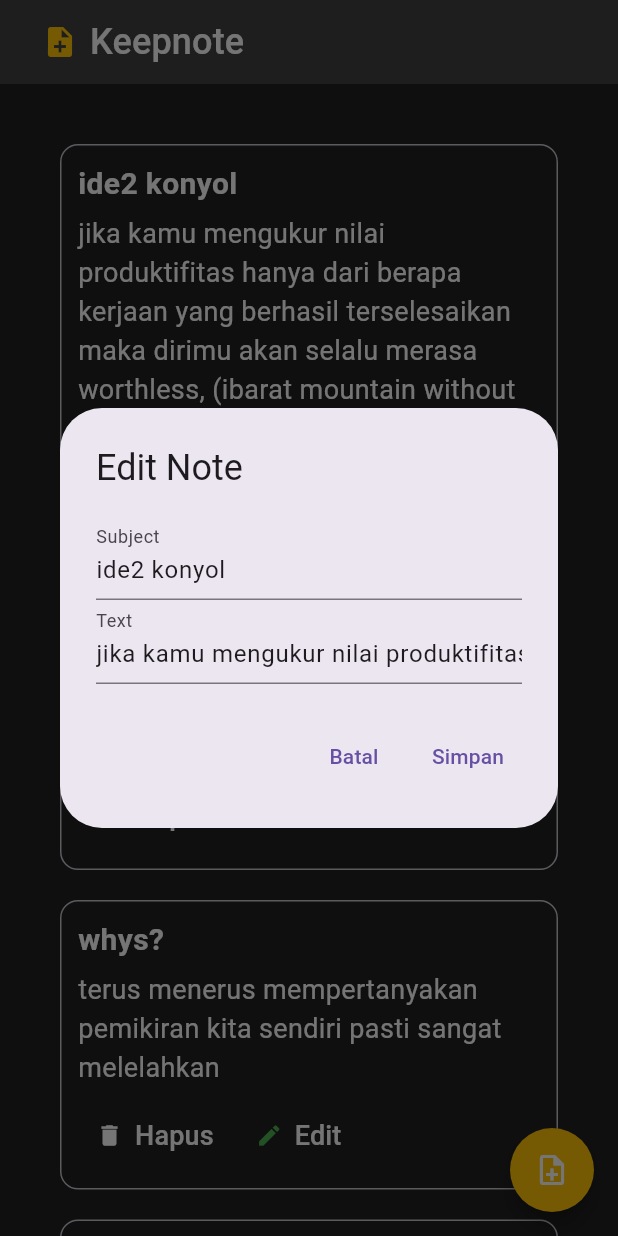
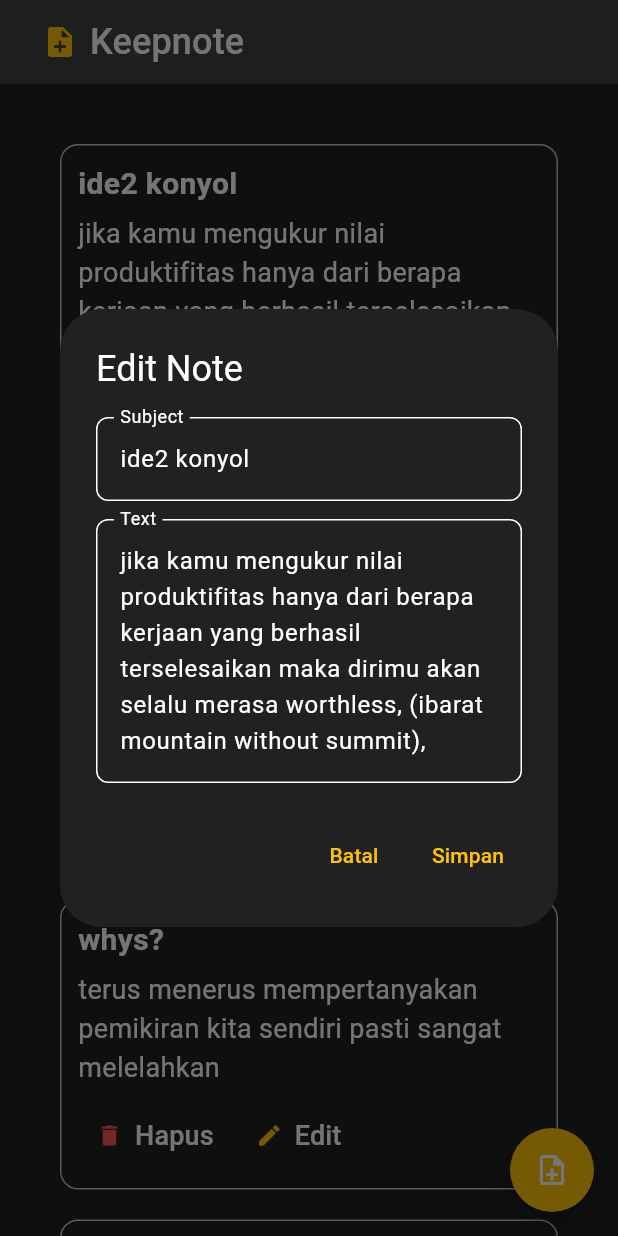
Before and after one commit to duevanofairuz/mobile-programming-tugas-1, a Flutter app: the screen it shows after launch, after a tap on "Edit", on a phone screen of 412 x 824 dp. Run offline on Flutter 3.47's test engine with Material 3 defaults, Android fonts, the phone set to English and light mode, and no system bars.

Commit message:
done finishing, tapi kode masih berantakan

```diff
--- a/lib/main.dart
+++ b/lib/main.dart
@@ -51,17 +51,52 @@ class _HomeStatefulState extends State<HomeStateful> {
             context: context,
             builder: (context){
               return AlertDialog(
-                title: Text("Add Note"),
+                title: Text("Add Note", style: TextStyle(color: Colors.white),),
+                backgroundColor: Colors.grey[900],
                 content: Column(
                   mainAxisSize: MainAxisSize.min,
                   children: [
                     TextField(
                       controller: subjectController,
-                      decoration: InputDecoration(labelText: "Subject"),
+                      cursorColor: Colors.amber,
+                      style: TextStyle(color: Colors.white),
+                      decoration: InputDecoration(
+                        labelText: "Subject",
+                        labelStyle: TextStyle(color: Colors.white),
+                        hintStyle: TextStyle(color: Colors.white),
+                        enabledBorder: OutlineInputBorder(
+                          borderSide: BorderSide(color: Colors.white),
+                          borderRadius: BorderRadius.circular(8),
+                        ),
+                        focusedBorder: OutlineInputBorder(
+                          borderSide: BorderSide(color: Colors.amber),
+                          borderRadius: BorderRadius.circular(8),
+                        ),
+                      ),
                     ),
+                    SizedBox(height: 12,),
                     TextField(
                       controller: textController,
-                      decoration: InputDecoration(labelText: "Text"),
+                      cursorColor: Colors.amber,
+                      style: TextStyle(color: Colors.white),
+                      keyboardType: TextInputType.multiline,
+                      textInputAction: TextInputAction.newline,
+                      minLines: 2,
+                      maxLines: 10,
+                      decoration: InputDecoration(
+                        labelText: "Text",
+                        labelStyle: TextStyle(color: Colors.white,),
+
+                        hintStyle: TextStyle(color: Colors.white),
+                        enabledBorder: OutlineInputBorder(
+                          borderSide: BorderSide(color: Colors.white),
+                          borderRadius: BorderRadius.circular(8),
+                        ),
+                        focusedBorder: OutlineInputBorder(
+                          borderSide: BorderSide(color: Colors.amber),
+                          borderRadius: BorderRadius.circular(8),
+                        ),
+                      ),
                     ),
                   ],
                 ),
@@ -70,7 +105,7 @@ class _HomeStatefulState extends State<HomeStateful> {
                     onPressed: () {
                       Navigator.pop(context);
                     },
-                    child: Text("Batal"),
+                    child: Text("Batal", style: TextStyle(color: Colors.amber),),
                   ),
                   TextButton(
                     onPressed: () {
@@ -78,8 +113,19 @@ class _HomeStatefulState extends State<HomeStateful> {
                         notes.add(Note(subject: subjectController.text, text: textController.text));
                       });
                       Navigator.pop(context);
+                      ScaffoldMessenger.of(context).showSnackBar(
+                        SnackBar(
+                          content: const Text('Note added!'),
+                          action: SnackBarAction(
+                            label: 'Ok',
+                            onPressed: () {
+                              // Code to execute.
+                            },
+                          ),
+                        ),
+                      );
                     },
-                    child: Text("Simpan"),
+                    child: Text("Simpan", style: TextStyle(color: Colors.amber),),
                   ),
                 ],
               );
@@ -112,17 +158,52 @@ class _HomeStatefulState extends State<HomeStateful> {
                       context: context,
                       builder: (context) {
                         return AlertDialog(
-                          title: Text("Edit Note"),
+                          title: Text("Edit Note", style: TextStyle(color: Colors.white),),
+                          backgroundColor: Colors.grey[900],
                           content: Column(
                             mainAxisSize: MainAxisSize.min,
                             children: [
                               TextField(
                                 controller: subjectController,
-                                decoration: InputDecoration(labelText: "Subject"),
+                                cursorColor: Colors.amber,
+                                style: TextStyle(color: Colors.white),
+                                decoration: InputDecoration(
+                                  labelText: "Subject",
+                                  labelStyle: TextStyle(color: Colors.white),
+                                  hintStyle: TextStyle(color: Colors.white),
+                                  enabledBorder: OutlineInputBorder(
+                                    borderSide: BorderSide(color: Colors.white),
+                                    borderRadius: BorderRadius.circular(8),
+                                  ),
+                                  focusedBorder: OutlineInputBorder(
+                                    borderSide: BorderSide(color: Colors.amber),
+                                    borderRadius: BorderRadius.circular(8),
+                                  ),
+                                ),
                               ),
+                              SizedBox(height: 12,),
                               TextField(
                                 controller: textController,
-                                decoration: InputDecoration(labelText: "Text"),
+                                cursorColor: Colors.amber,
+                                style: TextStyle(color: Colors.white),
+                                keyboardType: TextInputType.multiline,
+                                textInputAction: TextInputAction.newline,
+                                minLines: 2,
+                                maxLines: 10,
+                                decoration: InputDecoration(
+                                  labelText: "Text",
+                                  labelStyle: TextStyle(color: Colors.white,),
+
+                                  hintStyle: TextStyle(color: Colors.white),
+                                  enabledBorder: OutlineInputBorder(
+                                    borderSide: BorderSide(color: Colors.white),
+                                    borderRadius: BorderRadius.circular(8),
+                                  ),
+                                  focusedBorder: OutlineInputBorder(
+                                    borderSide: BorderSide(color: Colors.amber),
+                                    borderRadius: BorderRadius.circular(8),
+                                  ),
+                                ),
                               ),
                             ],
                           ),
@@ -131,7 +212,7 @@ class _HomeStatefulState extends State<HomeStateful> {
                               onPressed: () {
                                 Navigator.pop(context);
                               },
-                              child: Text("Batal"),
+                              child: Text("Batal", style: TextStyle(color: Colors.amber),),
                             ),
                             TextButton(
                               onPressed: () {
@@ -140,8 +221,19 @@ class _HomeStatefulState extends State<HomeStateful> {
                                   note.text = textController.text;
                                 });
                                 Navigator.pop(context);
+                                ScaffoldMessenger.of(context).showSnackBar(
+                                  SnackBar(
+                                    content: const Text('Change saved!'),
+                                    action: SnackBarAction(
+                                      label: 'Ok',
+                                      onPressed: () {
+                                        // Code to execute.
+                                      },
+                                    ),
+                                  ),
+                                );
                               },
-                              child: Text("Simpan"),
+                              child: Text("Simpan", style: TextStyle(color: Colors.amber),),
                             ),
                           ],
                         );
--- a/lib/note_card.dart
+++ b/lib/note_card.dart
@@ -32,6 +32,8 @@ class NoteCard extends StatelessWidget {
             SizedBox(height: 6.0,),
             SelectableText(
               note.text,
+              minLines: 1,
+              maxLines: 8,
               style: TextStyle(
                 fontSize: 18,
                 color: Colors.white,
@@ -46,32 +48,44 @@ class NoteCard extends StatelessWidget {
                       context: context,
                       builder: (context){
                         return AlertDialog(
-                          title: Text("Delete this note?"),
+                          title: Text("Delete this note?", style: TextStyle(color: Colors.white),),
+                          backgroundColor: Colors.grey[900],
                           actions: [
                             TextButton(
                               onPressed: () {
                                 Navigator.pop(context);
                               },
-                              child: Text("No"),
+                              child: Text("No", style: TextStyle(color: Colors.amber),),
                             ),
                             TextButton(
                               onPressed: () {
                                 delete?.call();
                                 Navigator.pop(context);
+                                ScaffoldMessenger.of(context).showSnackBar(
+                                  SnackBar(
+                                    content: const Text('Note deleted!'),
+                                    action: SnackBarAction(
+                                      label: 'Ok',
+                                      onPressed: () {
+                                        // Code to execute.
+                                      },
+                                    ),
+                                  ),
+                                );
                               },
-                              child: Text("Yes"),
+                              child: Text("Yes", style: TextStyle(color: Colors.amber),),
                             ),
                           ],
                         );
                       }
                     );
                   },
-                  icon: Icon(Icons.delete, color: Colors.white,),
+                  icon: Icon(Icons.delete, color: Colors.redAccent,),
                   label: Text("Hapus", style: TextStyle(fontSize: 18, color: Colors.white),),
                 ),
                 TextButton.icon(
                   onPressed: edit,
-                  icon: Icon(Icons.edit, color: Colors.green,),
+                  icon: Icon(Icons.edit, color: Colors.amber,),
                   label: Text("Edit", style: TextStyle(fontSize: 18, color: Colors.white),),
                 ),
               ],
```
